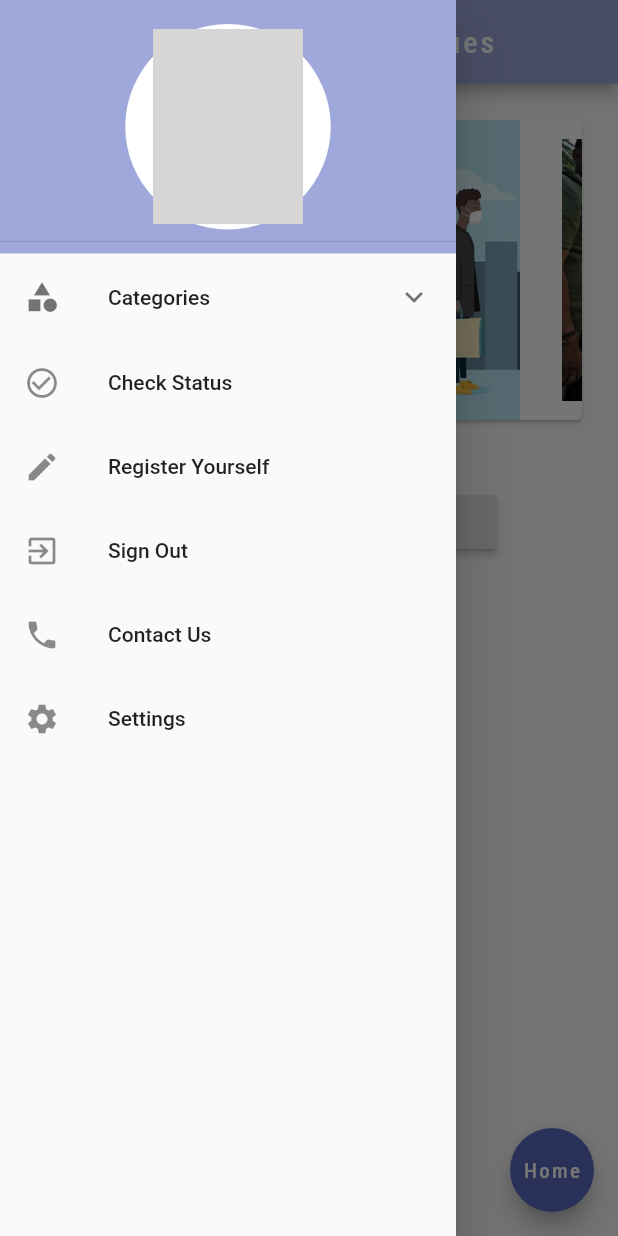
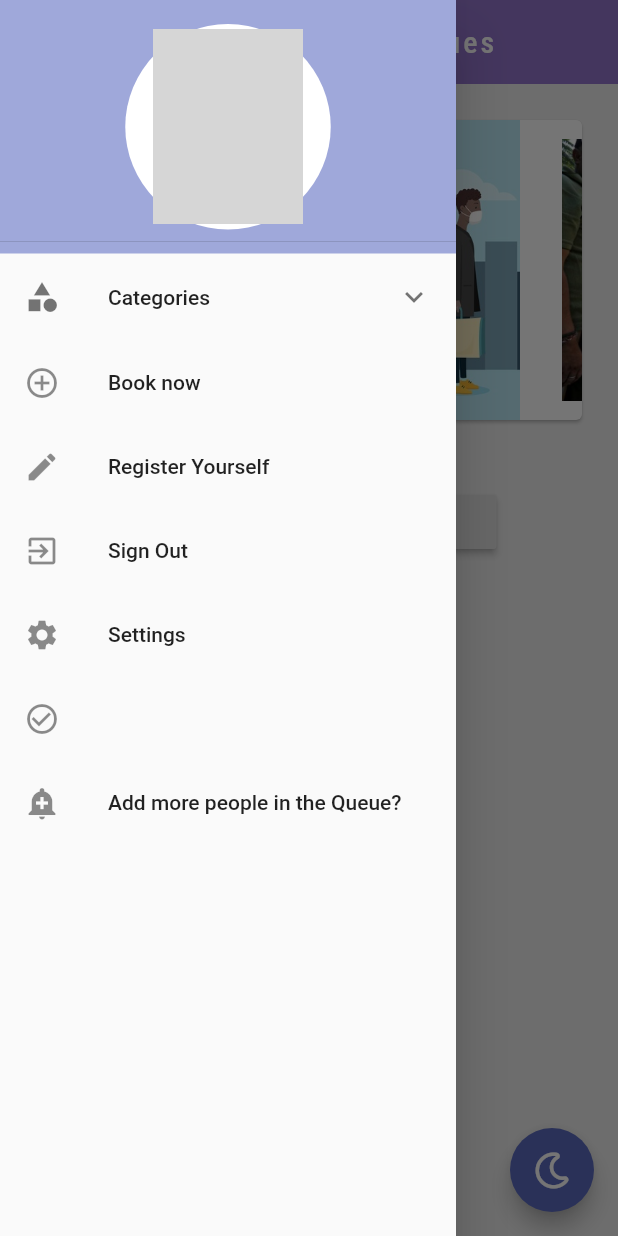
Before and after one commit to thedevastateddreamer/Home-Page, a Flutter app: the screen it shows after launch, with the side drawer open, on a phone screen of 412 x 824 dp. Run offline on Flutter 3.47's test engine with Material 2 defaults, Android fonts, the light colour scheme and no system bars; drawn by our look-alikes of carousel_slider; our stand-ins replace firebase_auth, firebase_core, flare_flutter, font_awesome_flutter, progress_state_button; accounts and stored records are empty; network calls fail; grey boxes are pictures that could not be loaded.

Commit message:
Final Commit

```diff
--- a/lib/HomePage.dart
+++ b/lib/HomePage.dart
@@ -1,7 +1,12 @@
 import 'package:flutter/cupertino.dart';
 import 'package:flutter/material.dart';
 import 'package:carousel_slider/carousel_slider.dart';
+import 'package:font_awesome_flutter/font_awesome_flutter.dart';
 import 'package:home_page/main_drawer.dart';
+import 'booking.dart';
+import 'package:provider/provider.dart';
+import 'package:home_page/providers/token.dart';
+
 
 
 class Home extends StatefulWidget {
@@ -11,19 +16,41 @@ class Home extends StatefulWidget {
   }
 }
 class _HomeState extends State<Home> {
+
+  bool _dark;
+  @override
+  void initState() {
+    super.initState();
+    _dark = false;
+  }
+
+  Brightness _getBrightness() {
+    return _dark ? Brightness.dark : Brightness.light;
+  }
+
   List imageLinks = ["images/carousel1.jpg", "images/2.jpg", "images/3.jpg", "images/4.png", "images/5.jpeg", "images/6.jpg"];
   @override
   Widget build(BuildContext context) {
-    return Scaffold(
+    Token token = Provider.of<Token>(context);
+    return Theme(
+        isMaterialAppTheme: true,
+        data: ThemeData(
+        brightness: _getBrightness(),
+        ),
+    child: Scaffold(
+      backgroundColor: _dark ? null : Colors.grey.shade200,
       drawer: Bigdrawer(),
       appBar: AppBar(
+          elevation: 0,
+          brightness: _getBrightness(),
+          iconTheme: IconThemeData(color: _dark ? Colors.white : Colors.black),
           title: Text('NoQ - eliminating queues',
               style: TextStyle(
                 letterSpacing: 2.0,
                 fontFamily: 'Roboto Condensed',
               )),
           centerTitle: true,
-          backgroundColor: Colors.indigo[200]),
+          backgroundColor: Colors.deepPurple[300]),
       body: Container(
         margin: EdgeInsets.all(20),
         child: Column(
@@ -85,7 +112,12 @@ class _HomeState extends State<Home> {
             Container(
               width: 250,
               child: RaisedButton(
-                onPressed: () {},
+                onPressed: () {
+                  //token.updateToken(token.tokenNo + 1);
+                  Navigator.pushReplacement(context, MaterialPageRoute(builder: (context)=> Anything()
+                  )
+                  );
+                },
                 child: Text(
                   "Check Status",
                   style: TextStyle(fontSize: 25),
@@ -149,14 +181,16 @@ class _HomeState extends State<Home> {
           ],
         ),
       ),
+
       floatingActionButton: FloatingActionButton(
-          onPressed: () {},
-          child: Text('Home',
-              style: TextStyle(
-                letterSpacing: 1.5,
-                fontFamily: 'Roboto Condensed',
-              )),
+        child: Icon(FontAwesomeIcons.moon),
+          onPressed: () {
+            setState(() {
+              _dark = !_dark;
+            });
+          },
           backgroundColor: Colors.indigo[400]),
+    ),
     );
   }
 }
--- a/lib/main.dart
+++ b/lib/main.dart
@@ -1,6 +1,8 @@
 import 'package:home_page/HomePage.dart';
 import 'package:flutter/material.dart';
 import 'package:firebase_core/firebase_core.dart';
+import 'package:home_page/providers/token.dart';
+import 'package:provider/provider.dart';
 void main() async{
   WidgetsFlutterBinding.ensureInitialized();
   await Firebase.initializeApp();
@@ -10,14 +12,17 @@ class MyApp extends StatelessWidget {
 
   @override
   Widget build(BuildContext context) {
+    return MultiProvider(providers: [
+      ChangeNotifierProvider(create: (ctx)=>Token()),
+    ],
 
-    return MaterialApp(
+    child: MaterialApp(
       title: 'NoteKeeper',
       debugShowCheckedModeBanner: false,
       theme: ThemeData(
           primarySwatch: Colors.deepPurple
       ),
       home: Home(),
-    );
+    ));
   }
 }
--- a/lib/main_drawer.dart
+++ b/lib/main_drawer.dart
@@ -1,8 +1,15 @@
+import 'dart:async';
 import 'package:firebase_auth/firebase_auth.dart';
 import 'package:flutter/material.dart';
-import 'package:home_page/login.dart';
+import 'Settingss.dart';
 import 'auth.dart';
-import 'authenticate.dart';
+import 'package:http/http.dart' as http;
+import  'dart:convert';
+import 'package:provider/provider.dart';
+import 'package:home_page/providers/token.dart';
+
+
+
 
 class Bigdrawer extends StatefulWidget{
   @override
@@ -11,8 +18,13 @@ class Bigdrawer extends StatefulWidget{
   }
 }
 class MainDrawer extends State<Bigdrawer> {
+
   @override
+  String greetings = '';
+  dynamic ans;
+  String a ='';
   Widget build(BuildContext context) {
+    Token token = Provider.of<Token>(context);
     return Drawer(
         child: ListView(
           // Important: Remove any padding from the ListView.
@@ -78,14 +90,21 @@ class MainDrawer extends State<Bigdrawer> {
               ],
             ),
             ListTile(
-              leading: Icon(Icons.check_circle_outline),
-              title: Text('Check Status'),
-              onTap: () {
-                // Update the state of the app
-                // ...
-                // Then close the drawer
-               // Navigator.push(context, MaterialPageRoute(builder: (context)=> Login2()));
-              },
+              leading: Icon(Icons.add_circle_outline),
+              title: Text('Book now'),
+
+                onTap: () async{
+                  token.updateToken(token.tokenNo + 1);
+                  final response = await http.get('http://127.0.0.1:5000/'); //getting the response from our backend server script
+                  final decoded = json.decode(response.body) as Map<String, dynamic>; //converting it from json to key value pair
+
+                  a = decoded.toString();
+                  print(a);
+                  setState(() {
+                   greetings = 'Your ticket has been booked!';
+                    //greetings = decoded['greetings']; //changing the state of our widget on data update
+                  });
+                },
             ),
             ListTile(
               leading: Icon(Icons.edit),
@@ -112,36 +131,33 @@ class MainDrawer extends State<Bigdrawer> {
                 },
             ),
             ListTile(
-              leading: Icon(Icons.phone),
-              title: Text('Contact Us'),
+              leading: Icon(Icons.settings),
+              title: Text('Settings'),
               onTap: () {
-                // Update the state of the app
-                // ...
-                // Then close the drawer
-
+                  Navigator.push(context, MaterialPageRoute(builder: (context){
+                    return SettingsOnePage();
+                  }
+                  )
+                  );
+                }
+            ),
+            ListTile(
+              leading: Icon(Icons.check_circle_outline),
+              title: Text(greetings),
+              onTap: () {
               },
             ),
             ListTile(
-              leading: Icon(Icons.settings),
-              title: Text('Settings'),
-              onTap: () {
-
-                  //Navigator.push(context, MaterialPageRoute(builder: (context){
-                   // return Bigclass();
-                 // }
-                  //)
-                  //);
-                  //setState(() {
-                  //if(_formKey.currentState.validate())
-                  //alertMessage(mno);
-
-
-                  //});
-                }
-                // Update the state of the app
-                // ...
-                // Then close the drawer
-                // Navigator.pop(context);
+              leading: Icon(Icons.add_alert),
+              title: Text('Add more people in the Queue?'),
+              onTap: () async{
+                Timer.periodic(new Duration(seconds: 10), (timer) async {
+                  print('Success!');
+                  if(token.tokenNo > 0){
+                    token.updateToken(token.tokenNo - 1);
+                  }
+                });
+              },
             ),
           ],
         ));
--- /dev/null
+++ b/lib/providers/token.dart
@@ -0,0 +1,13 @@
+import 'package:flutter/cupertino.dart';
+
+class Token with ChangeNotifier {
+  int tokenNo = 0;
+  int getTokenNumber(){
+    return tokenNo;
+  }
+
+  void updateToken(int currentToken) {
+    tokenNo = currentToken;
+    notifyListeners();
+  }
+}
--- a/pubspec.yaml
+++ b/pubspec.yaml
@@ -28,12 +28,15 @@ dependencies:
   geolocator: ^6.1.9
   progress_state_button: "^1.0.0"
   flare_flutter: ^1.7.1
+  font_awesome_flutter: '>= 4.7.0'
+  provider: ^4.1.0
 
 
   # The following adds the Cupertino Icons font to your application.
   # Use with the CupertinoIcons class for iOS style icons.
   cupertino_icons: ^0.1.3
   carousel_slider: ^1.3.0
+  http: ^0.12.2
 
 dev_dependencies:
   flutter_test:
```
Also changed, not shown: lib/Settingss.dart (added, +190 -0 lines), lib/booking.dart (added, +187 -0 lines), pubspec.lock.
